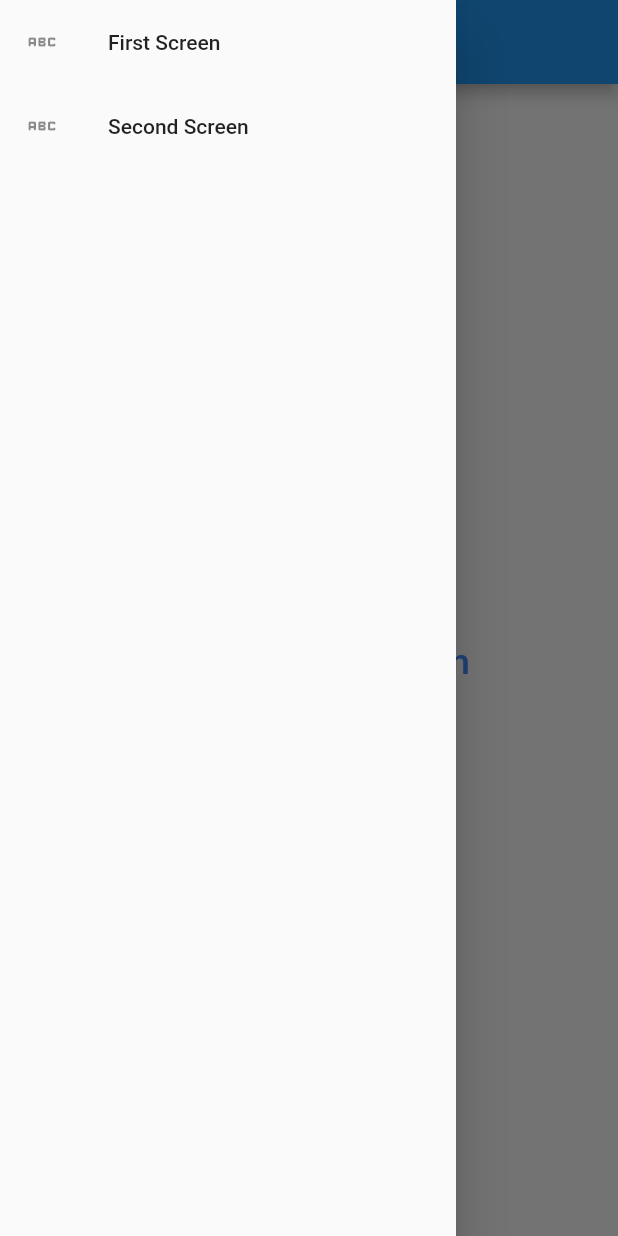
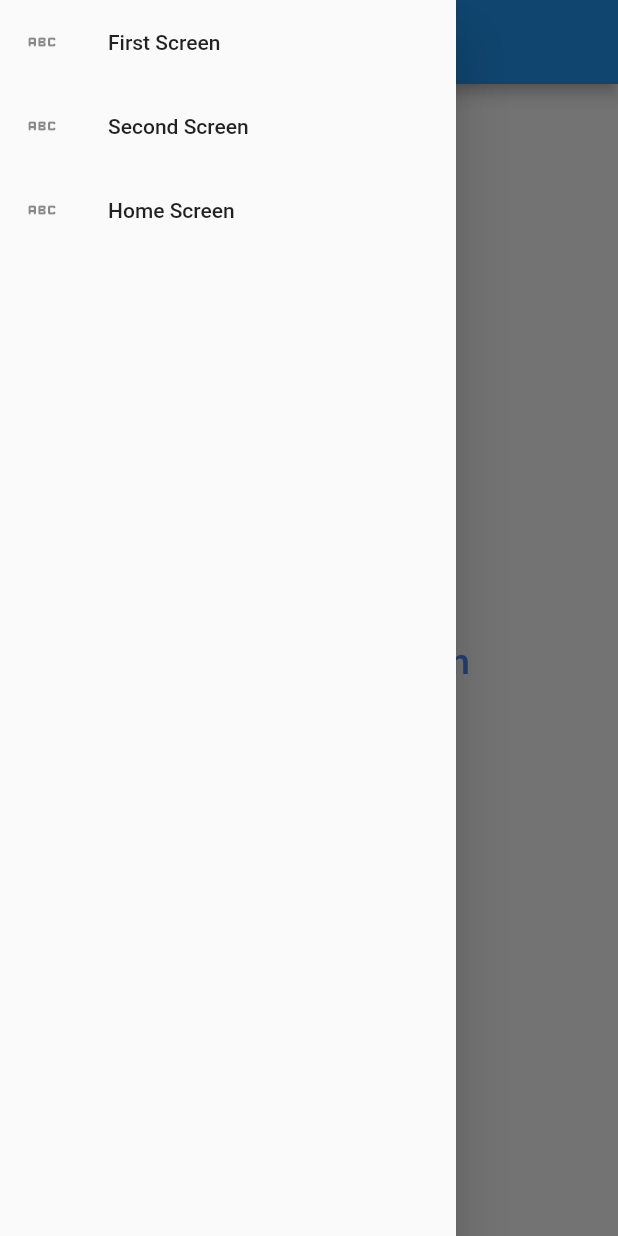
Before and after one commit to Kamranislam0123/flutter_application_basic_ui, a Flutter app: the screen it shows after launch, with the side drawer open, on a phone screen of 412 x 824 dp. Run offline on Flutter 3.47's test engine with Material 2 defaults, Android fonts, the phone set to English and light mode, and no system bars; our stand-ins replace google_fonts.

Commit message:
home update

```diff
--- a/lib/navigation_drower.dart
+++ b/lib/navigation_drower.dart
@@ -1,6 +1,7 @@
 import 'package:flutter/material.dart';
 import 'package:flutter_application_basic_ui/first_Screen.dart';
 
+import 'home.dart';
 import 'second_screen.dart';
 
 Widget NavigationMenu(BuildContext context) {
@@ -33,6 +34,21 @@ Widget NavigationMenu(BuildContext context) {
             );
           },
         ),
+        ListTile(
+          leading: Icon(Icons.abc_rounded),
+          title: Text("Home Screen"),
+          onTap: () {
+            //print("Second screen");
+            Navigator.pop(context);
+            Navigator.push(context, MaterialPageRoute(
+              builder: (context)
+               {
+              return home();
+            },
+            ),
+            );
+          },
+        ),
       ],
     ),
   );
```
